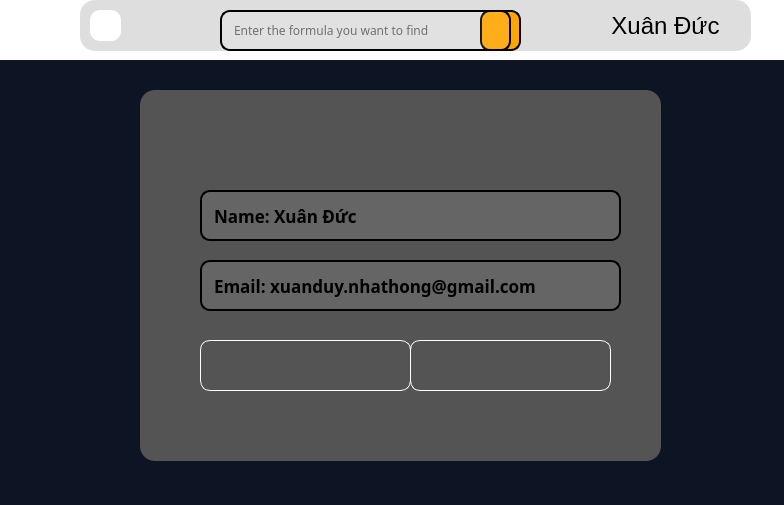
First picture: the form in ui/Home.ui, repository xuanducdepzai/python-app, before the edit.
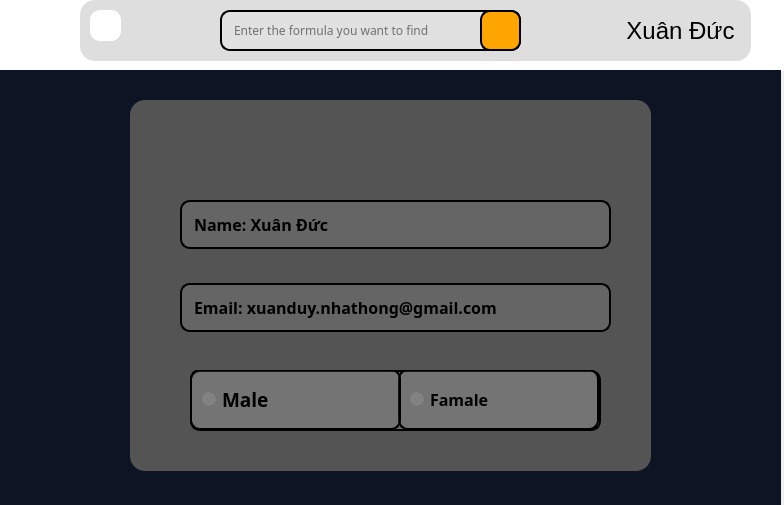
Second picture: the form after the edit. The open tabs and pages were chosen to show the change. Icons and pictures are not drawn.

The edit to the form file:
```diff
--- a/ui/Home.ui
+++ b/ui/Home.ui
@@ -18,8 +18,8 @@
     <property name="geometry">
      <rect>
       <x>-20</x>
-      <y>60</y>
-      <width>811</width>
+      <y>70</y>
+      <width>801</width>
       <height>461</height>
      </rect>
     </property>
@@ -30,7 +30,7 @@
      </size>
     </property>
     <property name="currentIndex">
-     <number>2</number>
+     <number>1</number>
     </property>
     <widget class="QWidget" name="home">
      <widget class="QPushButton" name="btn_nav_menu">
@@ -153,10 +153,111 @@
      <zorder>label</zorder>
     </widget>
     <widget class="QWidget" name="account">
+     <widget class="QWidget" name="gridWidget" native="true">
+      <property name="geometry">
+       <rect>
+        <x>200</x>
+        <y>40</y>
+        <width>431</width>
+        <height>251</height>
+       </rect>
+      </property>
+      <property name="layoutDirection">
+       <enum>Qt::LayoutDirection::RightToLeft</enum>
+      </property>
+      <layout class="QGridLayout" name="gridLayout">
+       <item row="1" column="0">
+        <widget class="QPushButton" name="btn_nav_avatar">
+         <property name="font">
+          <font>
+           <pointsize>18</pointsize>
+          </font>
+         </property>
+         <property name="styleSheet">
+          <string notr="true">color:rgb(0, 0, 0);
+background: none;
+border: none;</string>
+         </property>
+         <property name="text">
+          <string/>
+         </property>
+         <property name="icon">
+          <iconset>
+           <normaloff>../img/38.webp</normaloff>../img/38.webp</iconset>
+         </property>
+         <property name="iconSize">
+          <size>
+           <width>180</width>
+           <height>180</height>
+          </size>
+         </property>
+        </widget>
+       </item>
+       <item row="2" column="0">
+        <widget class="QLineEdit" name="txt_name">
+         <property name="font">
+          <font>
+           <family>Segoe Script</family>
+           <pointsize>12</pointsize>
+           <bold>true</bold>
+          </font>
+         </property>
+         <property name="styleSheet">
+          <string notr="true">border-color : rgb(0, 0, 0);
+border: 2px solid back;
+    border-radius: 10px; /* Rounded corners */
+    background-color: rgba(255, 255, 255, 0.1); /* Transparent-like background */
+    padding: 10px
+</string>
+         </property>
+         <property name="text">
+          <string>Name: Xuân Đức</string>
+         </property>
+         <property name="echoMode">
+          <enum>QLineEdit::EchoMode::Normal</enum>
+         </property>
+         <property name="placeholderText">
+          <string>Usename</string>
+         </property>
+        </widget>
+       </item>
+       <item row="3" column="0">
+        <widget class="QLineEdit" name="txt_email">
+         <property name="font">
+          <font>
+           <family>Segoe Script</family>
+           <pointsize>12</pointsize>
+           <bold>true</bold>
+          </font>
+         </property>
+         <property name="styleSheet">
+          <string notr="true">border-color : rgb(0, 0, 0);
+border: 2px solid back;
+    border-radius: 10px; /* Rounded corners */
+    background-color: rgba(255, 255, 255, 0.1); /* Transparent-like background */
+    padding: 10px
+</string>
+         </property>
+         <property name="text">
+          <string>Email: xuanduy.nhathong@gmail.com</string>
+         </property>
+         <property name="echoMode">
+          <enum>QLineEdit::EchoMode::Normal</enum>
+         </property>
+         <property name="placeholderText">
+          <string>Usename</string>
+         </property>
+        </widget>
+       </item>
+      </layout>
+      <zorder>txt_name</zorder>
+      <zorder>txt_email</zorder>
+      <zorder>btn_nav_avatar</zorder>
+     </widget>
      <widget class="QLabel" name="label_10">
       <property name="geometry">
        <rect>
-        <x>20</x>
+        <x>10</x>
         <y>0</y>
         <width>791</width>
         <height>461</height>
@@ -172,7 +273,7 @@
      <widget class="QLabel" name="label_11">
       <property name="geometry">
        <rect>
-        <x>160</x>
+        <x>150</x>
         <y>30</y>
         <width>521</width>
         <height>371</height>
@@ -186,55 +287,23 @@
        <string/>
       </property>
      </widget>
-     <widget class="QPushButton" name="pushButton_6">
+     <widget class="QGroupBox" name="groupBox">
       <property name="geometry">
        <rect>
-        <x>350</x>
-        <y>30</y>
-        <width>141</width>
-        <height>101</height>
+        <x>210</x>
+        <y>300</y>
+        <width>411</width>
+        <height>61</height>
        </rect>
       </property>
       <property name="font">
        <font>
-        <pointsize>18</pointsize>
+        <pointsize>12</pointsize>
        </font>
       </property>
-      <property name="styleSheet">
-       <string notr="true">color:rgb(0, 0, 0);
-background: none;
-border: none;</string>
+      <property name="layoutDirection">
+       <enum>Qt::LayoutDirection::LeftToRight</enum>
       </property>
-      <property name="text">
-       <string/>
-      </property>
-      <property name="icon">
-       <iconset>
-        <normaloff>../img/38.webp</normaloff>../img/38.webp</iconset>
-      </property>
-      <property name="iconSize">
-       <size>
-        <width>140</width>
-        <height>140</height>
-       </size>
-      </property>
-     </widget>
-     <widget class="QLineEdit" name="txt_name">
-      <property name="geometry">
-       <rect>
-        <x>220</x>
-        <y>130</y>
-        <width>421</width>
-        <height>51</height>
-       </rect>
-      </property>
-      <property name="font">
-       <font>
-        <family>Segoe Script</family>
-        <pointsize>13</pointsize>
-        <bold>true</bold>
-       </font>
-      </property>
       <property name="styleSheet">
        <string notr="true">border-color : rgb(0, 0, 0);
 border: 2px solid back;
@@ -243,140 +312,54 @@
     padding: 10px
 </string>
       </property>
-      <property name="text">
-       <string>Name: Xuân Đức</string>
-      </property>
-      <property name="echoMode">
-       <enum>QLineEdit::EchoMode::Normal</enum>
-      </property>
-      <property name="placeholderText">
-       <string>Usename</string>
-      </property>
-     </widget>
-     <widget class="QLineEdit" name="txt_email">
-      <property name="geometry">
-       <rect>
-        <x>220</x>
-        <y>200</y>
-        <width>421</width>
-        <height>51</height>
-       </rect>
-      </property>
-      <property name="font">
-       <font>
-        <family>Segoe Script</family>
-        <pointsize>13</pointsize>
-        <bold>true</bold>
-       </font>
-      </property>
-      <property name="styleSheet">
-       <string notr="true">border-color : rgb(0, 0, 0);
-border: 2px solid back;
-    border-radius: 10px; /* Rounded corners */
-    background-color: rgba(255, 255, 255, 0.1); /* Transparent-like background */
-    padding: 10px
-</string>
-      </property>
-      <property name="text">
-       <string>Email: xuanduy.nhathong@gmail.com</string>
-      </property>
-      <property name="echoMode">
-       <enum>QLineEdit::EchoMode::Normal</enum>
-      </property>
-      <property name="placeholderText">
-       <string>Usename</string>
-      </property>
-     </widget>
-     <widget class="QPushButton" name="pushButton_11">
-      <property name="geometry">
-       <rect>
-        <x>220</x>
-        <y>280</y>
-        <width>201</width>
-        <height>51</height>
-       </rect>
-      </property>
-      <property name="styleSheet">
-       <string notr="true">
-background:none;
-border-radius:15px</string>
-      </property>
-      <property name="text">
+      <property name="title">
        <string/>
       </property>
-      <property name="icon">
-       <iconset>
-        <normaloff>../img/39.webp</normaloff>../img/39.webp</iconset>
-      </property>
-      <property name="iconSize">
-       <size>
-        <width>32</width>
-        <height>32</height>
-       </size>
-      </property>
+      <widget class="QRadioButton" name="radioButton">
+       <property name="geometry">
+        <rect>
+         <x>208</x>
+         <y>-1</y>
+         <width>201</width>
+         <height>61</height>
+        </rect>
+       </property>
+       <property name="font">
+        <font>
+         <family>VNI-Revue</family>
+         <pointsize>12</pointsize>
+         <bold>true</bold>
+        </font>
+       </property>
+       <property name="text">
+        <string>Famale</string>
+       </property>
+      </widget>
+      <widget class="QRadioButton" name="radioButton_2">
+       <property name="geometry">
+        <rect>
+         <x>0</x>
+         <y>-1</y>
+         <width>211</width>
+         <height>61</height>
+        </rect>
+       </property>
+       <property name="font">
+        <font>
+         <family>VNI-Awchon</family>
+         <pointsize>14</pointsize>
+         <bold>true</bold>
+        </font>
+       </property>
+       <property name="text">
+        <string>Male</string>
+       </property>
+      </widget>
      </widget>
-     <widget class="QPushButton" name="pushButton_12">
-      <property name="geometry">
-       <rect>
-        <x>420</x>
-        <y>280</y>
-        <width>221</width>
-        <height>51</height>
-       </rect>
-      </property>
-      <property name="styleSheet">
-       <string notr="true">
-background:none;
-border-radius:15px</string>
-      </property>
-      <property name="text">
-       <string/>
-      </property>
-      <property name="icon">
-       <iconset>
-        <normaloff>../img/40-removebg-preview.png</normaloff>../img/40-removebg-preview.png</iconset>
-      </property>
-      <property name="iconSize">
-       <size>
-        <width>32</width>
-        <height>32</height>
-       </size>
-      </property>
-     </widget>
-     <widget class="QLabel" name="label_12">
-      <property name="geometry">
-       <rect>
-        <x>220</x>
-        <y>280</y>
-        <width>211</width>
-        <height>51</height>
-       </rect>
-      </property>
-      <property name="styleSheet">
-       <string notr="true">border: 1px solid white;
-border-radius: 10px</string>
-      </property>
-      <property name="text">
-       <string/>
-      </property>
-     </widget>
-     <widget class="QLabel" name="label_22">
-      <property name="geometry">
-       <rect>
-        <x>430</x>
-        <y>280</y>
-        <width>201</width>
-        <height>51</height>
-       </rect>
-      </property>
-      <property name="styleSheet">
-       <string notr="true">border: 1px solid white;
-border-radius:10px;</string>
-      </property>
-      <property name="text">
-       <string/>
-      </property>
-     </widget>
+     <zorder>label_10</zorder>
+     <zorder>label_11</zorder>
+     <zorder>gridWidget</zorder>
+     <zorder>groupBox</zorder>
     </widget>
     <widget class="QWidget" name="menu">
      <widget class="QLabel" name="label_5">
@@ -390,7 +373,7 @@
       </property>
       <property name="styleSheet">
        <string notr="true">
-background:rgb(84, 84, 84);</string>
+background:rgb(109, 109, 109);</string>
       </property>
       <property name="text">
        <string/>
@@ -399,9 +382,9 @@
      <widget class="QLabel" name="label_7">
       <property name="geometry">
        <rect>
-        <x>200</x>
+        <x>190</x>
         <y>-20</y>
-        <width>451</width>
+        <width>461</width>
         <height>81</height>
        </rect>
       </property>
@@ -426,7 +409,7 @@
       </property>
       <property name="styleSheet">
        <string notr="true">background:rgb(203, 203, 203);
-border-radius:15px</string>
+border-radius:10px</string>
       </property>
       <property name="text">
        <string/>
@@ -441,6 +424,9 @@
         <height>271</height>
        </rect>
       </property>
+      <property name="styleSheet">
+       <string notr="true">border-radius:10px</string>
+      </property>
       <property name="text">
        <string/>
       </property>
@@ -808,7 +794,7 @@
       <property name="geometry">
        <rect>
         <x>610</x>
-        <y>220</y>
+        <y>230</y>
         <width>171</width>
         <height>41</height>
        </rect>
@@ -1049,7 +1035,7 @@
       </property>
       <property name="styleSheet">
        <string notr="true">background:rgb(203, 203, 203);
-border-radius:15px</string>
+border-radius:10px</string>
       </property>
       <property name="text">
        <string/>
@@ -1066,7 +1052,7 @@
       </property>
       <property name="styleSheet">
        <string notr="true">background:rgb(203, 203, 203);
-border-radius:15px</string>
+border-radius:10px</string>
       </property>
       <property name="text">
        <string/>
@@ -1107,7 +1093,7 @@
       </property>
       <property name="styleSheet">
        <string notr="true">background:rgb(203, 203, 203);
-border-radius:15px</string>
+border-radius:10px</string>
       </property>
       <property name="text">
        <string/>
@@ -1145,7 +1131,7 @@
         <x>18</x>
         <y>-5</y>
         <width>791</width>
-        <height>421</height>
+        <height>481</height>
        </rect>
       </property>
       <property name="styleSheet">
@@ -1525,10 +1511,10 @@
    <widget class="QPushButton" name="btn_nav_account">
     <property name="geometry">
      <rect>
-      <x>590</x>
+      <x>610</x>
       <y>0</y>
-      <width>151</width>
-      <height>51</height>
+      <width>141</width>
+      <height>61</height>
      </rect>
     </property>
     <property name="font">
@@ -1544,10 +1530,6 @@
     <property name="text">
      <string>Xuân Đức</string>
     </property>
-    <property name="icon">
-     <iconset>
-      <normaloff>../img/circle-user-solid.svg</normaloff>../img/circle-user-solid.svg</iconset>
-    </property>
     <property name="iconSize">
      <size>
       <width>40</width>
@@ -1589,7 +1571,7 @@
      <rect>
       <x>220</x>
       <y>10</y>
-      <width>291</width>
+      <width>301</width>
       <height>41</height>
      </rect>
     </property>
@@ -1674,7 +1656,7 @@
       <x>80</x>
       <y>0</y>
       <width>671</width>
-      <height>51</height>
+      <height>61</height>
      </rect>
     </property>
     <property name="styleSheet">
@@ -1685,13 +1667,33 @@
      <string/>
     </property>
    </widget>
+   <widget class="QLabel" name="label_6">
+    <property name="geometry">
+     <rect>
+      <x>530</x>
+      <y>0</y>
+      <width>101</width>
+      <height>61</height>
+     </rect>
+    </property>
+    <property name="text">
+     <string/>
+    </property>
+    <property name="pixmap">
+     <pixmap>../img/38.webp</pixmap>
+    </property>
+    <property name="scaledContents">
+     <bool>true</bool>
+    </property>
+   </widget>
    <zorder>label_8</zorder>
    <zorder>label_63</zorder>
    <zorder>main_widget</zorder>
    <zorder>btn_nav_account</zorder>
-   <zorder>pushButton_2</zorder>
    <zorder>lineEdit</zorder>
    <zorder>btn_nav_home</zorder>
+   <zorder>pushButton_2</zorder>
+   <zorder>label_6</zorder>
   </widget>
  </widget>
  <resources/>
```
